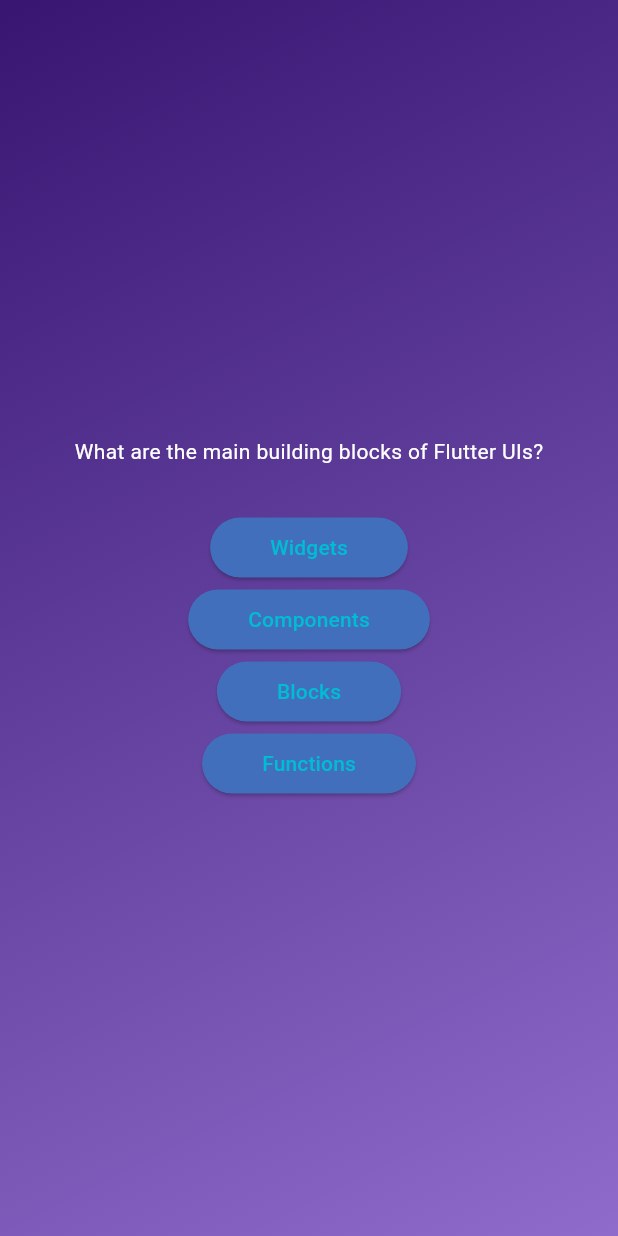
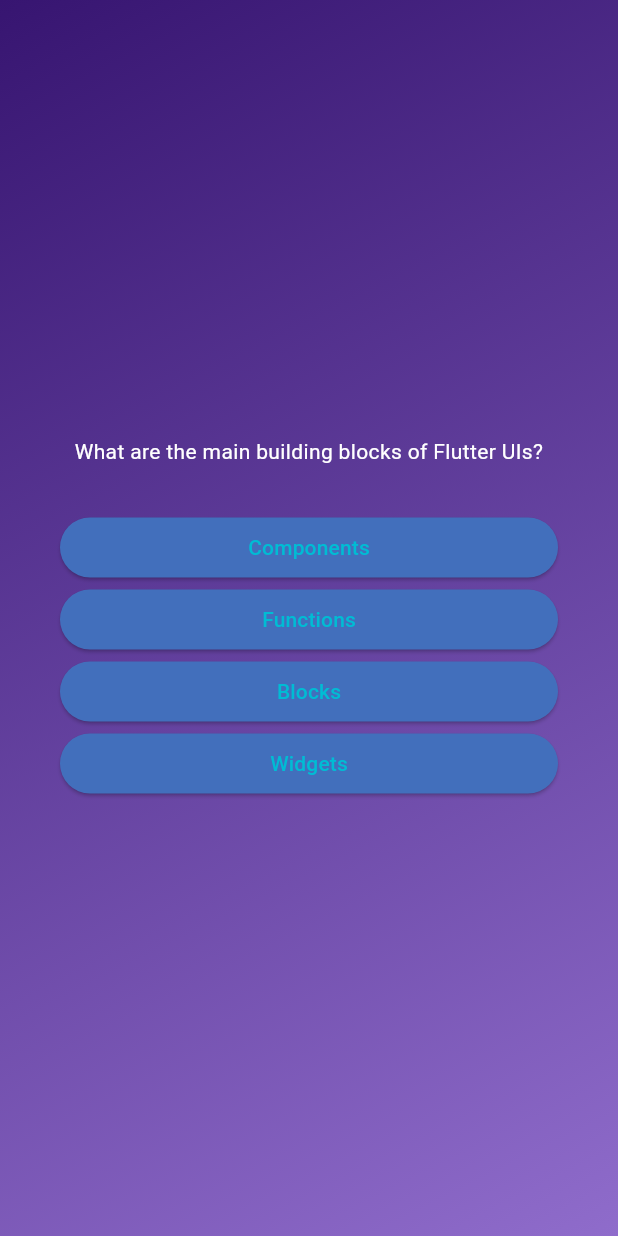
Before and after one commit to link2shoaibansari/Quiz_App, a Flutter app: the screen it shows after launch, after a tap on "Start Quiz!!", on a phone screen of 412 x 824 dp. Run offline on Flutter 3.47's test engine with Material 3 defaults, Android fonts, the phone set to English and light mode, and no system bars.

Commit message:
shuffle answers, give padding, and styling
tasks:
1. provide padding to the options.
2. shuffle the options(as the first
    option is the correct answer)

```diff
--- a/lib/models/quiz_question.dart
+++ b/lib/models/quiz_question.dart
@@ -1,8 +1,13 @@
 class QuizQuestion {
-
   QuizQuestion(this.text, this.answers);
 
   final String text;
   final List<String> answers;
 
+  //method for shuffling the asnwers
+  List<String> getShuffledAnswers() {
+    final shuffledList = List.of(answers); // create a copy of original answers list
+    shuffledList.shuffle();          // then it shuffles the asnwers
+    return shuffledList;             // return the updated shuffled list
+  }
 }
--- a/lib/ques_screen.dart
+++ b/lib/ques_screen.dart
@@ -20,19 +20,27 @@ class _QuesContent extends State<QuesScreen> {
     return SizedBox(
       // to display options in whole screen
       width: double.infinity, // as wide as possible acc to the screen
+      child: Container(
+        margin: const EdgeInsets.all(40), //spacig between options buttons
         child: Column(
-        mainAxisAlignment:
-            MainAxisAlignment.center, //content at center of screen
+          mainAxisAlignment: MainAxisAlignment.center,   // vertical axis
+          crossAxisAlignment: CrossAxisAlignment.stretch,// horizontal axis
           children: [
             Text(
               // 'The question..',
               currentQuestion.text,  // calling question list index at [0]
-            style: const TextStyle(color: Colors.white),
+              style: const TextStyle(
+                color: Colors.white),
+                textAlign: TextAlign.center, // text in centre of the screen
             ),
             SizedBox(height: 30),
 
             // spreading values(...)
-          ...currentQuestion.answers.map((answer) {
+            // ...currentQuestion.answers.map((answer) {
+
+            // calling getShuffledAnswers for shuffled options
+
+            ...currentQuestion.getShuffledAnswers().map((answer) {
               return AnswerButton(answerText: answer, onTap: () {});
             })
 
@@ -47,6 +55,7 @@ class _QuesContent extends State<QuesScreen> {
           //   AnswerButton(answerText: currentQuestion.answers[3], onTap: () {}),
           ],
         ),
+      ),
     );
   }
 }
```
Lines whose indentation alone changed are shown as unchanged.
